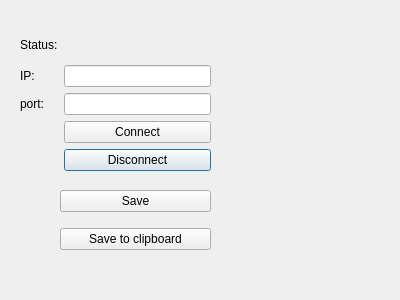
AdrianOstrowski/Mini_Scada, file clientwindow.ui: the form before one commit.
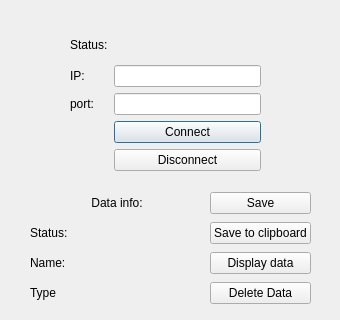
The form after the commit.

Commit message: data sending and saving

```diff
--- a/clientwindow.ui
+++ b/clientwindow.ui
@@ -6,8 +6,8 @@
    <rect>
     <x>0</x>
     <y>0</y>
-    <width>400</width>
-    <height>300</height>
+    <width>340</width>
+    <height>320</height>
    </rect>
   </property>
   <property name="windowTitle">
@@ -16,37 +16,16 @@
   <widget class="QWidget" name="gridLayoutWidget">
    <property name="geometry">
     <rect>
-     <x>20</x>
+     <x>70</x>
      <y>30</y>
      <width>191</width>
      <height>141</height>
     </rect>
    </property>
    <layout class="QGridLayout" name="gridLayout">
-    <item row="4" column="1">
-     <widget class="QPushButton" name="disconnectFromServerButton">
-      <property name="text">
-       <string>Disconnect</string>
-      </property>
-     </widget>
-    </item>
-    <item row="2" column="0">
-     <widget class="QLabel" name="label_2">
-      <property name="text">
-       <string>port:</string>
-      </property>
-     </widget>
-    </item>
     <item row="2" column="1">
      <widget class="QLineEdit" name="server_port"/>
     </item>
-    <item row="1" column="0">
-     <widget class="QLabel" name="label">
-      <property name="text">
-       <string>IP:</string>
-      </property>
-     </widget>
-    </item>
     <item row="0" column="0">
      <widget class="QLabel" name="label_3">
       <property name="text">
@@ -54,6 +33,16 @@
       </property>
      </widget>
     </item>
+    <item row="1" column="0">
+     <widget class="QLabel" name="label">
+      <property name="text">
+       <string>IP:</string>
+      </property>
+     </widget>
+    </item>
+    <item row="1" column="1">
+     <widget class="QLineEdit" name="server_ip"/>
+    </item>
     <item row="3" column="1">
      <widget class="QPushButton" name="connectToServerButton">
       <property name="text">
@@ -61,8 +50,19 @@
       </property>
      </widget>
     </item>
-    <item row="1" column="1">
-     <widget class="QLineEdit" name="server_ip"/>
+    <item row="4" column="1">
+     <widget class="QPushButton" name="disconnectFromServerButton">
+      <property name="text">
+       <string>Disconnect</string>
+      </property>
+     </widget>
+    </item>
+    <item row="2" column="0">
+     <widget class="QLabel" name="label_2">
+      <property name="text">
+       <string>port:</string>
+      </property>
+     </widget>
     </item>
     <item row="0" column="1">
      <widget class="QLabel" name="connectionStatusLabel">
@@ -73,30 +73,99 @@
     </item>
    </layout>
   </widget>
-  <widget class="QWidget" name="verticalLayoutWidget">
+  <widget class="QWidget" name="gridLayoutWidget_2">
    <property name="geometry">
     <rect>
-     <x>60</x>
-     <y>180</y>
-     <width>151</width>
-     <height>81</height>
+     <x>30</x>
+     <y>190</y>
+     <width>281</width>
+     <height>116</height>
     </rect>
    </property>
-   <layout class="QVBoxLayout" name="verticalLayout">
-    <item>
-     <widget class="QPushButton" name="saveDataButton">
+   <layout class="QGridLayout" name="gridLayout_2">
+    <item row="3" column="2">
+     <widget class="QPushButton" name="dataDeleteButton">
       <property name="text">
-       <string>Save</string>
+       <string>Delete Data</string>
       </property>
      </widget>
     </item>
-    <item>
+    <item row="2" column="2">
+     <widget class="QPushButton" name="displayDataButton">
+      <property name="text">
+       <string>Display data</string>
+      </property>
+     </widget>
+    </item>
+    <item row="1" column="2">
      <widget class="QPushButton" name="saveToClipboardButton">
       <property name="text">
        <string>Save to clipboard</string>
       </property>
      </widget>
     </item>
+    <item row="0" column="2">
+     <widget class="QPushButton" name="saveDataButton">
+      <property name="text">
+       <string>Save</string>
+      </property>
+     </widget>
+    </item>
+    <item row="3" column="0">
+     <widget class="QLabel" name="label_6">
+      <property name="text">
+       <string>Type</string>
+      </property>
+     </widget>
+    </item>
+    <item row="2" column="0">
+     <widget class="QLabel" name="label_5">
+      <property name="text">
+       <string>Name:</string>
+      </property>
+     </widget>
+    </item>
+    <item row="1" column="0">
+     <widget class="QLabel" name="label_7">
+      <property name="text">
+       <string>Status:</string>
+      </property>
+     </widget>
+    </item>
+    <item row="1" column="1">
+     <widget class="QLabel" name="dataStatusLabel">
+      <property name="text">
+       <string/>
+      </property>
+     </widget>
+    </item>
+    <item row="2" column="1">
+     <widget class="QLabel" name="dataNameLabel">
+      <property name="text">
+       <string/>
+      </property>
+     </widget>
+    </item>
+    <item row="3" column="1">
+     <widget class="QLabel" name="dataTypeLabel">
+      <property name="text">
+       <string/>
+      </property>
+     </widget>
+    </item>
+    <item row="0" column="0" colspan="2">
+     <widget class="QLabel" name="label_4">
+      <property name="layoutDirection">
+       <enum>Qt::LeftToRight</enum>
+      </property>
+      <property name="text">
+       <string>Data info:</string>
+      </property>
+      <property name="alignment">
+       <set>Qt::AlignCenter</set>
+      </property>
+     </widget>
+    </item>
    </layout>
   </widget>
  </widget>
```
The commit also changes 14 other files.
